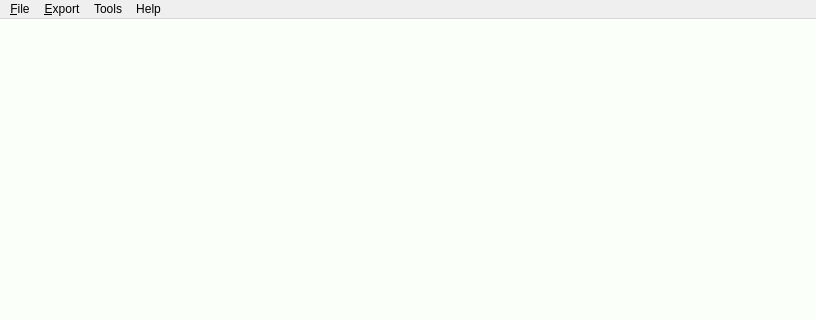
AFM-analysis/PyJibe, file pyjibe/head/main.ui: the form before one commit; both pictures show x 0 to 816 and y 0 to 320 of the 816 by 579 pixel window.
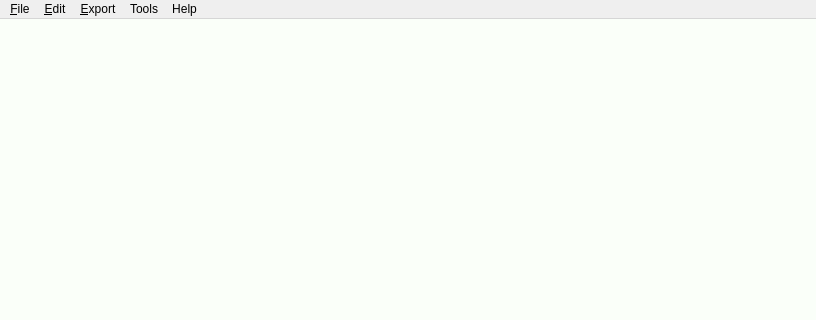
The form after the commit.

The edit to the form file:
```diff
--- a/pyjibe/head/main.ui
+++ b/pyjibe/head/main.ui
@@ -109,7 +109,14 @@
     </property>
     <addaction name="actionConvert_AFM_data"/>
    </widget>
+   <widget class="QMenu" name="menuPreferences">
+    <property name="title">
+     <string>&amp;Edit</string>
+    </property>
+    <addaction name="action_developer_mode"/>
+   </widget>
    <addaction name="menu_File"/>
+   <addaction name="menuPreferences"/>
    <addaction name="menuExport"/>
    <addaction name="menuTools"/>
    <addaction name="menuHelp"/>
```
Left out of the diff: 8 changed lines with no effect on the pictures.
